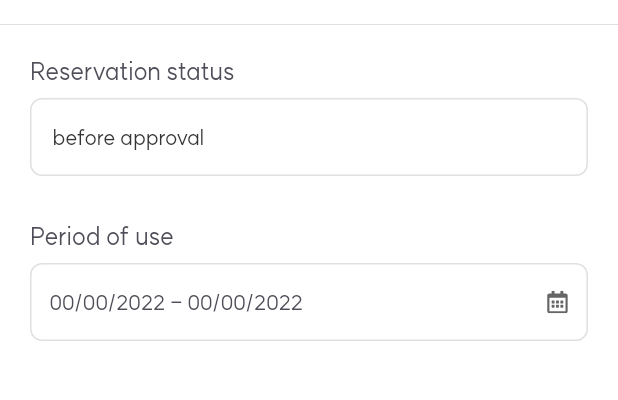
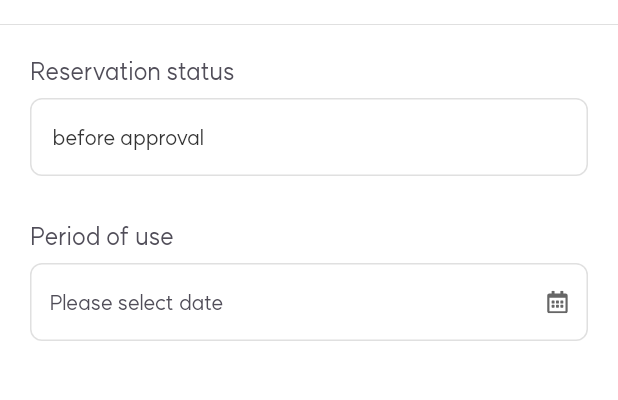
Before and after one commit to souravpanda94/Centropolis, a Flutter app: the LookupConditionScreen screen opened directly, on a phone screen of 412 x 824 dp, the part 58-458 px from its top. Run offline on Flutter 3.47's test engine with Material 2 defaults, Android fonts, the light colour scheme and no system bars; our stand-ins replace easy_localization, flutter_image_slideshow, flutter_svg, fluttertoast, shared_preferences; accounts and stored records are empty; Roboto replaces fonts that are missing (SemiBold).

Commit message:
code modify in LookupConditionScreen

```diff
--- a/centropolis/lib/screens/visitor_reservations/lookup_condition.dart
+++ b/centropolis/lib/screens/visitor_reservations/lookup_condition.dart
@@ -19,6 +19,8 @@ class LookupConditionScreen extends StatefulWidget {
 
 class _LookupConditionScreenState extends State<LookupConditionScreen> {
   DateTime selectedDate = DateTime.now();
+  String startDate = "";
+  String endDate = "";
   List<dynamic> periodOfUseList = [
     {
       "id": 1,
@@ -120,7 +122,9 @@ class _LookupConditionScreenState extends State<LookupConditionScreen> {
                 ),
               ),
 
-              // ListView.builder(
+              Container(
+                margin: const EdgeInsets.only(bottom: 8.0,),
+                // child: ListView.builder(
                 //   physics: const AlwaysScrollableScrollPhysics(),
                 //   shrinkWrap: true,
                 //   // scrollDirection: Axis.horizontal,
@@ -128,39 +132,40 @@ class _LookupConditionScreenState extends State<LookupConditionScreen> {
                 //   itemCount: periodOfUseList.length,
                 //   itemBuilder: (BuildContext ctxt, int index) {
                 //     return InkWell(
-              //       onTap: () {},
-              //       child: Container(
-              //         height: 50,
-              //         width: 50,
-              //         margin: const EdgeInsets.only(right: 8),
-              //         decoration: BoxDecoration(
-              //           color: CustomColors.whiteColor,
-              //           borderRadius: BorderRadius.circular(5),
-              //           border: Border.all(color: CustomColors.borderColor, width: 1.0),
-              //         ),
-              //         child: Align(
-              //           alignment: Alignment.center,
-              //           child: Text(
-              //             periodOfUseList[index]['title'],
-              //             style: const TextStyle(
-              //               fontSize: 16,
-              //               color: CustomColors.textColor4,
-              //               fontFamily: 'Regular',
+                //         onTap: () {},
+                //         child: Container(
+                //           height: 50,
+                //           width: 50,
+                //           margin: const EdgeInsets.only(right: 8),
+                //           decoration: BoxDecoration(
+                //             color: CustomColors.whiteColor,
+                //             borderRadius: BorderRadius.circular(5),
+                //             border: Border.all(color: CustomColors.borderColor, width: 1.0),
+                //           ),
+                //           child: Align(
+                //             alignment: Alignment.center,
+                //             child: Text(
+                //               periodOfUseList[index]['title'],
+                //               style: const TextStyle(
+                //                 fontSize: 16,
+                //                 color: CustomColors.textColor4,
+                //                 fontFamily: 'Regular',
+                //               ),
+                //               textAlign: TextAlign.center,
                 //             ),
-              //             textAlign: TextAlign.center,
                 //           ),
-              //         ),
-              //       )
+                //         )
                 //     );
                 //   },
                 // ),
+              ),
+
 
               InkWell(
                 onTap: (){
                   _selectDate(context);
                 },
                 child: Container(
-                    margin: const EdgeInsets.only(top: 8.0, bottom: 30),
                     decoration: BoxDecoration(
                       color: CustomColors.whiteColor,
                       borderRadius: BorderRadius.circular(8),
@@ -172,11 +177,13 @@ class _LookupConditionScreenState extends State<LookupConditionScreen> {
                     child: Row(
                       mainAxisAlignment: MainAxisAlignment.spaceBetween,
                       children: [
-                        const Align(
+                         Align(
                           alignment: Alignment.centerLeft,
                           child: Text(
-                            "00/00/2022 - 00/00/2022",
-                            style: TextStyle(
+                            // "00/00/2022 - 00/00/2022",
+                            startDate != "" && endDate!= "" ?
+                            "$startDate - $endDate" : "Please select date",
+                            style: const TextStyle(
                               fontSize: 14,
                               color: CustomColors.textColor4,
                               fontFamily: 'Regular',
@@ -214,14 +221,19 @@ class _LookupConditionScreenState extends State<LookupConditionScreen> {
   }
 
   Future<void> _selectDate(BuildContext context) async {
+    setState(() {
+      startDate = "${selectedDate.day}/${selectedDate.month}/${selectedDate.year}";
+    });
     final DateTime? picked = await showDatePicker(
         context: context,
         initialDate: selectedDate,
-        firstDate: DateTime(2015, 8),
+        // firstDate: DateTime(2015, 8),
+        firstDate: DateTime(selectedDate.year, selectedDate.month, selectedDate.day),
         lastDate: DateTime(2101));
     if (picked != null && picked != selectedDate) {
       setState(() {
         selectedDate = picked;
+        endDate = "${selectedDate.day}/${selectedDate.month}/${selectedDate.year}";
       });
     }
   }
```
Lines whose indentation alone changed are shown as unchanged.
